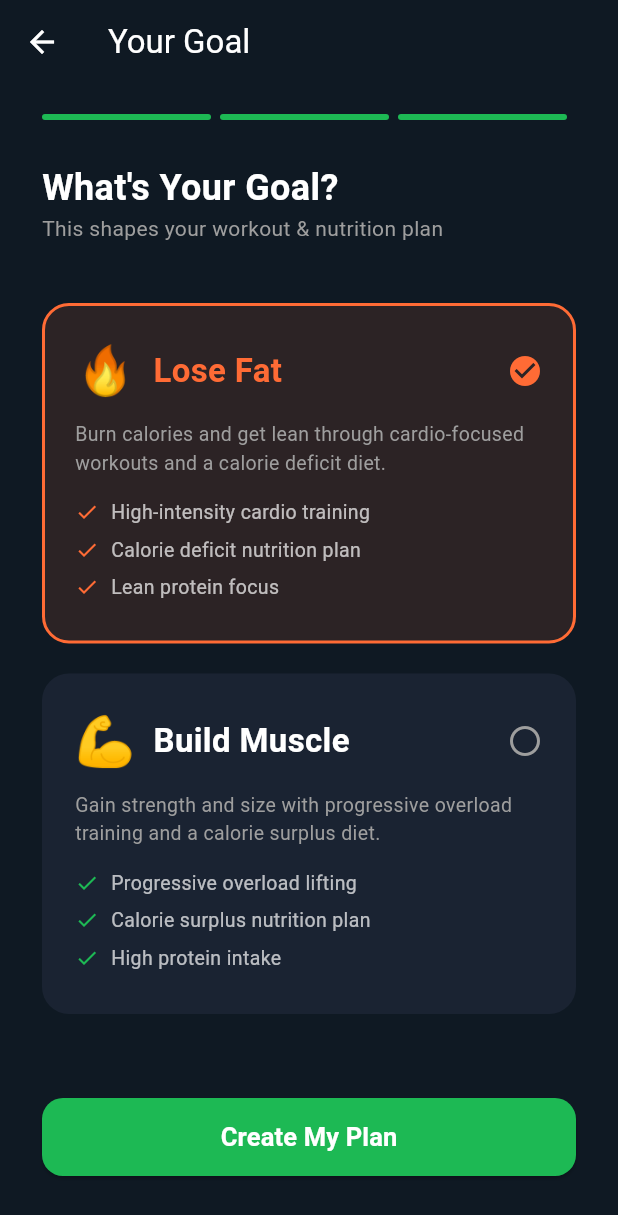
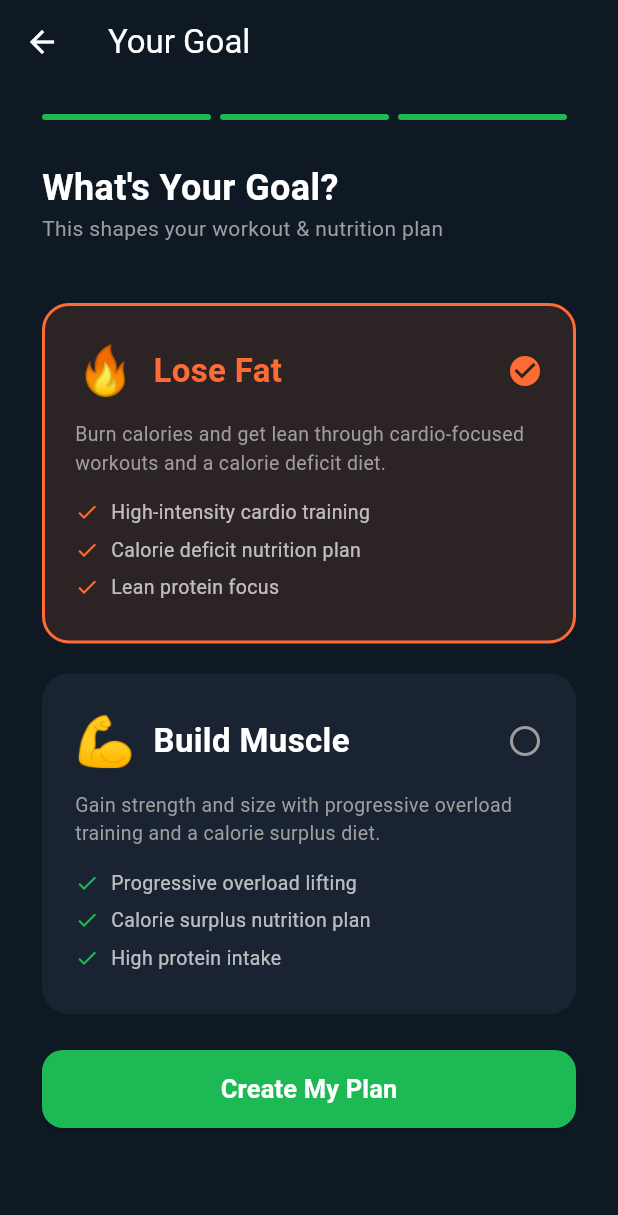
Before and after one commit to MMoamen28/nutrition_app, a Flutter app: the GoalScreen screen opened directly with empty values, on a phone screen of 412 x 824 dp. Shown: the top 1215 px of the screen. Run offline on Flutter 3.47's test engine with Material 3 defaults, Android fonts, the phone set to English and light mode, and no system bars; our stand-ins replace fl_chart, image_picker, shared_preferences, video_player; missing offline and left inert: tflite_flutter; accounts and stored records are empty; project files that could hold a hidden picture were left out.

Commit message:
Fix missing INTERNET permission blocking all network calls on release builds
Flutter only auto-adds android.permission.INTERNET to the debug/profile
manifest overlays (for hot reload), not the main manifest, so release
APKs had zero network access — every request failed with a misleading
"Failed host lookup" SocketException regardless of network/DNS/VPN
config. Also make the goal screen scrollable so long error messages
aren't clipped off-screen, and point the API base URL at the deployed
Render backend instead of the emulator loopback address.

Co-Authored-By: Claude Sonnet 5 <noreply@anthropic.com>

```diff
--- a/lib/screens/goal_screen.dart
+++ b/lib/screens/goal_screen.dart
@@ -72,7 +72,7 @@ class _GoalScreenState extends State<GoalScreen> {
         title: const Text('Your Goal', style: TextStyle(color: Colors.white)),
       ),
       body: SafeArea(
-        child: Padding(
+        child: SingleChildScrollView(
           padding: const EdgeInsets.symmetric(horizontal: 28, vertical: 20),
           child: Column(
             crossAxisAlignment: CrossAxisAlignment.start,
@@ -103,7 +103,7 @@ class _GoalScreenState extends State<GoalScreen> {
                 bullets: ['Progressive overload lifting', 'Calorie surplus nutrition plan', 'High protein intake'],
               ),
 
-              const Spacer(),
+              const SizedBox(height: 24),
               if (_error != null)
                 Container(
                   margin: const EdgeInsets.only(bottom: 16),
--- a/lib/services/api_service.dart
+++ b/lib/services/api_service.dart
@@ -4,7 +4,7 @@ import 'package:http/http.dart' as http;
 class ApiService {
   // Change this to your computer's IP when testing on a real phone.
   // Use 10.0.2.2 for Android emulator, localhost for iOS simulator.
-  static const String _base = 'http://10.0.2.2:3000/api';
+  static const String _base = 'https://nutrition-app-vnve.onrender.com/api';
 
   static Map<String, String> get _headers =>
       {'Content-Type': 'application/json'};
```
Also changed, not shown: 1 other file.
